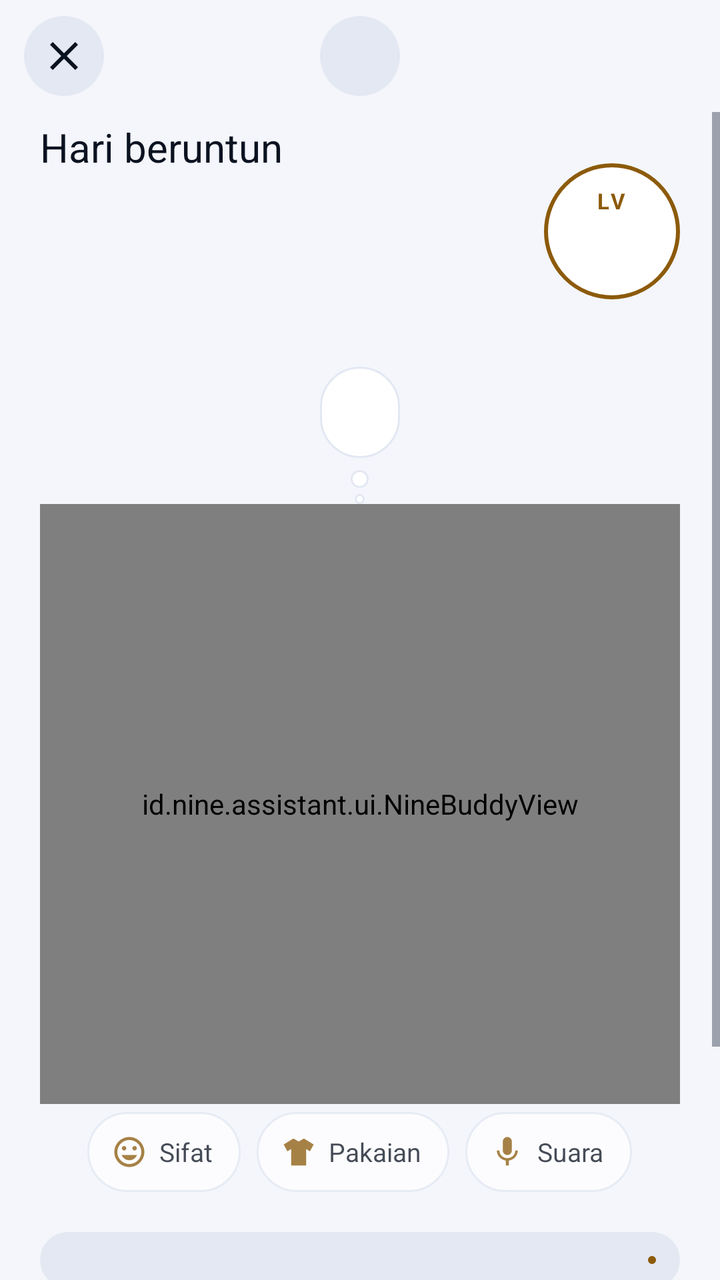
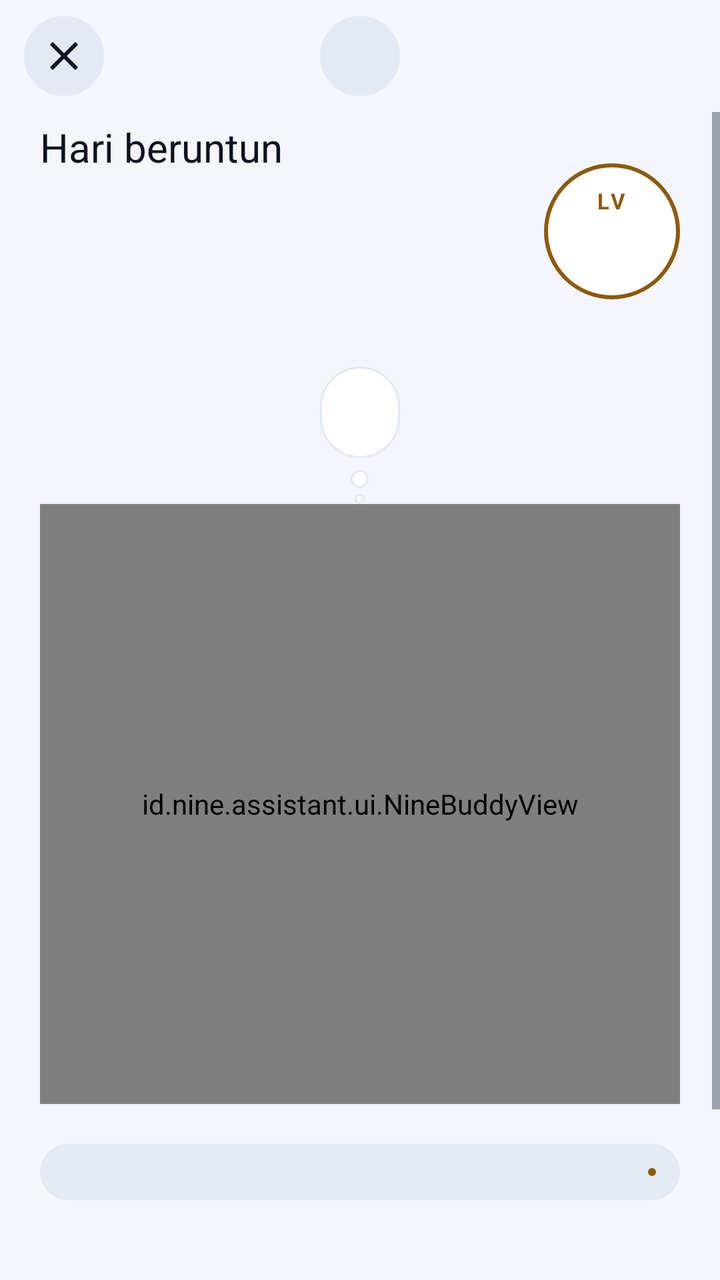

Screens rendered from an Android XML layout before and after an edit, with the pre-edit source and the edit as a unified diff.
<!-- AndroidManifest.xml: application theme Theme.Nine -->
<!-- res/layout/activity_nine.xml -->
<?xml version="1.0" encoding="utf-8"?>
<LinearLayout xmlns:android="http://schemas.android.com/apk/res/android"
    xmlns:app="http://schemas.android.com/apk/res-auto"
    android:id="@+id/nineRoot"
    android:layout_width="match_parent"
    android:layout_height="match_parent"
    android:background="@color/nine_bg"
    android:orientation="vertical">

    <FrameLayout
        android:layout_width="match_parent"
        android:layout_height="56dp"
        android:paddingStart="12dp"
        android:paddingEnd="12dp">

        <ImageButton
            android:id="@+id/btnBack"
            android:layout_width="40dp"
            android:layout_height="40dp"
            android:layout_gravity="start|center_vertical"
            android:background="@drawable/bg_round_btn"
            android:contentDescription="@string/back"
            android:src="@drawable/ic_close"
            app:tint="@color/nine_on_bg" />

        <TextView
            android:id="@+id/txtTitlePill"
            android:layout_width="wrap_content"
            android:layout_height="40dp"
            android:layout_gravity="center"
            android:background="@drawable/bg_round_pill"
            android:gravity="center"
            android:paddingStart="20dp"
            android:paddingEnd="20dp"
            android:textColor="@color/nine_on_bg"
            android:textSize="16sp"
            android:textStyle="bold" />
    </FrameLayout>

    <ScrollView
        android:layout_width="match_parent"
        android:layout_height="0dp"
        android:layout_weight="1"
        android:clipToPadding="false"
        android:paddingBottom="24dp">

        <LinearLayout
            android:layout_width="match_parent"
            android:layout_height="wrap_content"
            android:clipChildren="false"
            android:orientation="vertical"
            android:paddingStart="20dp"
            android:paddingEnd="20dp">

            
            <LinearLayout
                android:layout_width="match_parent"
                android:layout_height="wrap_content"
                android:layout_marginTop="4dp"
                android:gravity="center_vertical"
                android:orientation="horizontal">

                <LinearLayout
                    android:layout_width="0dp"
                    android:layout_height="wrap_content"
                    android:layout_weight="1"
                    android:orientation="vertical">

                    <TextView
                        android:layout_width="wrap_content"
                        android:layout_height="wrap_content"
                        android:text="@string/nine_streak_label"
                        android:textColor="@color/nine_on_bg"
                        android:textSize="20sp" />

                    <TextView
                        android:id="@+id/txtStreak"
                        android:layout_width="wrap_content"
                        android:layout_height="wrap_content"
                        android:fontFamily="@font/nine_light"
                        android:includeFontPadding="false"
                        android:textColor="@color/nine_on_bg"
                        android:textSize="72sp" />
                </LinearLayout>

                <LinearLayout
                    android:layout_width="68dp"
                    android:layout_height="68dp"
                    android:background="@drawable/bg_level_badge"
                    android:gravity="center"
                    android:orientation="vertical">

                    <TextView
                        android:layout_width="wrap_content"
                        android:layout_height="wrap_content"
                        android:letterSpacing="0.15"
                        android:text="@string/nine_lv"
                        android:textColor="@color/nine_gold"
                        android:textSize="11sp"
                        android:textStyle="bold" />

                    <TextView
                        android:id="@+id/txtLevelNum"
                        android:layout_width="wrap_content"
                        android:layout_height="wrap_content"
                        android:includeFontPadding="false"
                        android:textColor="@color/nine_on_bg"
                        android:textSize="26sp"
                        android:textStyle="bold" />
                </LinearLayout>
            </LinearLayout>

            
            <TextView
                android:id="@+id/txtSay"
                android:layout_width="wrap_content"
                android:layout_height="wrap_content"
                android:layout_gravity="center_horizontal"
                android:layout_marginTop="12dp"
                android:background="@drawable/bg_bubble"
                android:gravity="center"
                android:maxWidth="280dp"
                android:paddingStart="20dp"
                android:paddingTop="12dp"
                android:paddingEnd="20dp"
                android:paddingBottom="12dp"
                android:textColor="@color/nine_on_bg"
                android:textSize="16sp" />

            <View
                android:layout_width="9dp"
                android:layout_height="9dp"
                android:layout_gravity="center_horizontal"
                android:layout_marginTop="6dp"
                android:background="@drawable/bg_dot" />

            <View
                android:layout_width="5dp"
                android:layout_height="5dp"
                android:layout_gravity="center_horizontal"
                android:layout_marginTop="3dp"
                android:background="@drawable/bg_dot" />

            <id.nine.assistant.ui.NineBuddyView
                android:id="@+id/buddy"
                android:layout_width="match_parent"
                android:layout_height="300dp" />

            
            <LinearLayout
                android:layout_width="match_parent"
                android:layout_height="wrap_content"
                android:layout_marginTop="4dp"
                android:gravity="center"
                android:orientation="horizontal">

                <TextView
                    android:id="@+id/chipPersonality"
                    style="@style/Nine.Chip"
                    android:drawableStart="@drawable/ic_persona"
                    android:text="@string/nine_custom_personality" />

                <TextView
                    android:id="@+id/chipOutfit"
                    style="@style/Nine.Chip"
                    android:drawableStart="@drawable/ic_outfit"
                    android:text="@string/nine_custom_outfit" />

                <TextView
                    android:id="@+id/chipVoice"
                    style="@style/Nine.Chip"
                    android:drawableStart="@drawable/ic_voice"
                    android:text="@string/nine_custom_voice" />
            </LinearLayout>

            
            <FrameLayout
                android:layout_width="match_parent"
                android:layout_height="28dp"
                android:layout_marginTop="20dp">

                <com.google.android.material.progressindicator.LinearProgressIndicator
                    android:id="@+id/progress"
                    android:layout_width="match_parent"
                    android:layout_height="match_parent"
                    android:max="1000"
                    app:indicatorColor="@color/nine_gold"
                    app:trackColor="@color/nine_pill"
                    app:trackCornerRadius="14dp"
                    app:trackThickness="28dp" />

                <TextView
                    android:id="@+id/txtXp"
                    android:layout_width="match_parent"
                    android:layout_height="match_parent"
                    android:gravity="center"
                    android:textColor="@color/nine_on_bg"
                    android:textSize="14sp"
                    android:textStyle="bold" />
            </FrameLayout>

            <TextView
                android:id="@+id/txtHint"
                android:layout_width="match_parent"
                android:layout_height="wrap_content"
                android:layout_marginTop="10dp"
                android:gravity="center"
                android:textColor="@color/nine_muted"
                android:textSize="14sp" />

            
            <LinearLayout
                style="@style/Nine.Card"
                android:layout_marginTop="20dp">

                <TextView
                    android:layout_width="match_parent"
                    android:layout_height="wrap_content"
                    android:layout_marginBottom="4dp"
                    android:text="@string/nine_grow"
                    android:textColor="@color/nine_on_bg"
                    android:textSize="20sp"
                    android:textStyle="bold" />

                <LinearLayout
                    android:id="@+id/growList"
                    android:layout_width="match_parent"
                    android:layout_height="wrap_content"
                    android:orientation="vertical" />
            </LinearLayout>
        </LinearLayout>
    </ScrollView>
</LinearLayout>
<!-- resources referenced by this layout -->
<resources>
  <color name="nine_bg">#F4F6FB</color>
  <color name="nine_gold">#8C5A0A</color>
  <color name="nine_muted">#4B5466</color>
  <color name="nine_on_bg">#0B1220</color>
  <color name="nine_pill">#E3E8F2</color>
  <!-- drawable ic_outfit (drawable) -->
  <vector xmlns:android="http://schemas.android.com/apk/res/android"
      android:width="18dp"
      android:height="18dp"
      android:viewportWidth="24"
      android:viewportHeight="24">
      <path
          android:fillColor="@android:color/white"
          android:pathData="M8.5,3L12,5L15.5,3L22,7L19.5,11.5L17,10L17,21L7,21L7,10L4.5,11.5L2,7Z" />
  </vector>
  <!-- drawable ic_persona (drawable) -->
  <vector xmlns:android="http://schemas.android.com/apk/res/android"
      android:width="18dp"
      android:height="18dp"
      android:viewportWidth="24"
      android:viewportHeight="24">
      <path
          android:fillColor="@android:color/white"
          android:pathData="M11.99,2C6.47,2 2,6.48 2,12s4.47,10 9.99,10C17.52,22 22,17.52 22,12S17.52,2 11.99,2zM12,20c-4.42,0 -8,-3.58 -8,-8s3.58,-8 8,-8 8,3.58 8,8 -3.58,8 -8,8zM15.5,11c0.83,0 1.5,-0.67 1.5,-1.5S16.33,8 15.5,8 14,8.67 14,9.5s0.67,1.5 1.5,1.5zM8.5,11c0.83,0 1.5,-0.67 1.5,-1.5S9.33,8 8.5,8 7,8.67 7,9.5 7.67,11 8.5,11zM12,17.5c2.33,0 4.31,-1.46 5.11,-3.5H6.89c0.8,2.04 2.78,3.5 5.11,3.5z" />
  </vector>
  <!-- drawable ic_voice (drawable) -->
  <vector xmlns:android="http://schemas.android.com/apk/res/android"
      android:width="18dp"
      android:height="18dp"
      android:viewportWidth="24"
      android:viewportHeight="24">
      <path
          android:fillColor="@android:color/white"
          android:pathData="M12,14c1.66,0 2.99,-1.34 2.99,-3L15,5c0,-1.66 -1.34,-3 -3,-3S9,3.34 9,5v6c0,1.66 1.34,3 3,3zM17.3,11c0,3 -2.54,5.1 -5.3,5.1S6.7,14 6.7,11L5,11c0,3.41 2.72,6.23 6,6.72L11,21h2v-3.28c3.28,-0.48 6,-3.3 6,-6.72h-1.7z" />
  </vector>
  <string name="back">Kembali</string>
  <string name="nine_custom_outfit">Pakaian</string>
  <string name="nine_custom_personality">Sifat</string>
  <string name="nine_custom_voice">Suara</string>
  <string name="nine_grow">Tumbuhkan Nine</string>
  <string name="nine_lv">LV</string>
  <string name="nine_streak_label">Hari beruntun</string>
  <style name="Nine.Chip" parent="">
          <item name="android:layout_width">wrap_content</item>
          <item name="android:layout_height">40dp</item>
          <item name="android:layout_marginStart">4dp</item>
          <item name="android:layout_marginEnd">4dp</item>
          <item name="android:alpha">0.75</item>
          <item name="android:background">@drawable/bg_pill_soft</item>
          <item name="android:drawablePadding">6dp</item>
          <item name="android:drawableTint">@color/nine_gold</item>
          <item name="android:gravity">center_vertical</item>
          <item name="android:paddingStart">12dp</item>
          <item name="android:paddingEnd">14dp</item>
          <item name="android:textColor">@color/nine_on_bg</item>
          <item name="android:textSize">13sp</item>
      </style>
  <color name="nine_card">#FFFFFF</color>
  <!-- drawable bg_pill_soft (drawable) -->
  <shape xmlns:android="http://schemas.android.com/apk/res/android" android:shape="rectangle">
      <solid android:color="@color/nine_card" />
      <corners android:radius="22dp" />
      <stroke android:width="1dp" android:color="@color/nine_pill" />
  </shape>
  <color name="nine_accent">#8C5A0A</color>
  <color name="nine_vignette_edge">#33C7861A</color>
  <color name="nine_outline">#B8C0CF</color>
  <color name="nine_outline_variant">#DCE1EA</color>
  <style name="Nine.BottomSheetDialog" parent="ThemeOverlay.Material3.BottomSheetDialog">
          <item name="bottomSheetStyle">@style/Nine.BottomSheet</item>
      </style>
  <style name="Nine.BottomSheet" parent="Widget.Material3.BottomSheet.Modal">
          <item name="backgroundTint">@color/nine_card</item>
      </style>
  <!-- unchanged entries left out for length: 9 -->
</resources>

<!-- the commit's change to res/layout/activity_nine.xml (unified diff, before → after) -->
@@ -147,33 +147,6 @@
                 android:layout_height="300dp" />
 
             
-            <LinearLayout
-                android:layout_width="match_parent"
-                android:layout_height="wrap_content"
-                android:layout_marginTop="4dp"
-                android:gravity="center"
-                android:orientation="horizontal">
-
-                <TextView
-                    android:id="@+id/chipPersonality"
-                    style="@style/Nine.Chip"
-                    android:drawableStart="@drawable/ic_persona"
-                    android:text="@string/nine_custom_personality" />
-
-                <TextView
-                    android:id="@+id/chipOutfit"
-                    style="@style/Nine.Chip"
-                    android:drawableStart="@drawable/ic_outfit"
-                    android:text="@string/nine_custom_outfit" />
-
-                <TextView
-                    android:id="@+id/chipVoice"
-                    style="@style/Nine.Chip"
-                    android:drawableStart="@drawable/ic_voice"
-                    android:text="@string/nine_custom_voice" />
-            </LinearLayout>
-
-            
             <FrameLayout
                 android:layout_width="match_parent"
                 android:layout_height="28dp"
<!-- resource entries referenced after the edit -->
@@ -5,65 +5,11 @@
   <color name="nine_muted">#4B5466</color>
   <color name="nine_on_bg">#0B1220</color>
   <color name="nine_pill">#E3E8F2</color>
-  <!-- drawable ic_outfit (drawable) -->
-  <vector xmlns:android="http://schemas.android.com/apk/res/android"
-      android:width="18dp"
-      android:height="18dp"
-      android:viewportWidth="24"
-      android:viewportHeight="24">
-      <path
-          android:fillColor="@android:color/white"
-          android:pathData="M8.5,3L12,5L15.5,3L22,7L19.5,11.5L17,10L17,21L7,21L7,10L4.5,11.5L2,7Z" />
-  </vector>
-  <!-- drawable ic_persona (drawable) -->
-  <vector xmlns:android="http://schemas.android.com/apk/res/android"
-      android:width="18dp"
-      android:height="18dp"
-      android:viewportWidth="24"
-      android:viewportHeight="24">
-      <path
-          android:fillColor="@android:color/white"
-          android:pathData="M11.99,2C6.47,2 2,6.48 2,12s4.47,10 9.99,10C17.52,22 22,17.52 22,12S17.52,2 11.99,2zM12,20c-4.42,0 -8,-3.58 -8,-8s3.58,-8 8,-8 8,3.58 8,8 -3.58,8 -8,8zM15.5,11c0.83,0 1.5,-0.67 1.5,-1.5S16.33,8 15.5,8 14,8.67 14,9.5s0.67,1.5 1.5,1.5zM8.5,11c0.83,0 1.5,-0.67 1.5,-1.5S9.33,8 8.5,8 7,8.67 7,9.5 7.67,11 8.5,11zM12,17.5c2.33,0 4.31,-1.46 5.11,-3.5H6.89c0.8,2.04 2.78,3.5 5.11,3.5z" />
-  </vector>
-  <!-- drawable ic_voice (drawable) -->
-  <vector xmlns:android="http://schemas.android.com/apk/res/android"
-      android:width="18dp"
-      android:height="18dp"
-      android:viewportWidth="24"
-      android:viewportHeight="24">
-      <path
-          android:fillColor="@android:color/white"
-          android:pathData="M12,14c1.66,0 2.99,-1.34 2.99,-3L15,5c0,-1.66 -1.34,-3 -3,-3S9,3.34 9,5v6c0,1.66 1.34,3 3,3zM17.3,11c0,3 -2.54,5.1 -5.3,5.1S6.7,14 6.7,11L5,11c0,3.41 2.72,6.23 6,6.72L11,21h2v-3.28c3.28,-0.48 6,-3.3 6,-6.72h-1.7z" />
-  </vector>
   <string name="back">Kembali</string>
-  <string name="nine_custom_outfit">Pakaian</string>
-  <string name="nine_custom_personality">Sifat</string>
-  <string name="nine_custom_voice">Suara</string>
   <string name="nine_grow">Tumbuhkan Nine</string>
   <string name="nine_lv">LV</string>
   <string name="nine_streak_label">Hari beruntun</string>
-  <style name="Nine.Chip" parent="">
-          <item name="android:layout_width">wrap_content</item>
-          <item name="android:layout_height">40dp</item>
-          <item name="android:layout_marginStart">4dp</item>
-          <item name="android:layout_marginEnd">4dp</item>
-          <item name="android:alpha">0.75</item>
-          <item name="android:background">@drawable/bg_pill_soft</item>
-          <item name="android:drawablePadding">6dp</item>
-          <item name="android:drawableTint">@color/nine_gold</item>
-          <item name="android:gravity">center_vertical</item>
-          <item name="android:paddingStart">12dp</item>
-          <item name="android:paddingEnd">14dp</item>
-          <item name="android:textColor">@color/nine_on_bg</item>
-          <item name="android:textSize">13sp</item>
-      </style>
   <color name="nine_card">#FFFFFF</color>
-  <!-- drawable bg_pill_soft (drawable) -->
-  <shape xmlns:android="http://schemas.android.com/apk/res/android" android:shape="rectangle">
-      <solid android:color="@color/nine_card" />
-      <corners android:radius="22dp" />
-      <stroke android:width="1dp" android:color="@color/nine_pill" />
-  </shape>
   <color name="nine_accent">#8C5A0A</color>
   <color name="nine_vignette_edge">#33C7861A</color>
   <color name="nine_outline">#B8C0CF</color>
